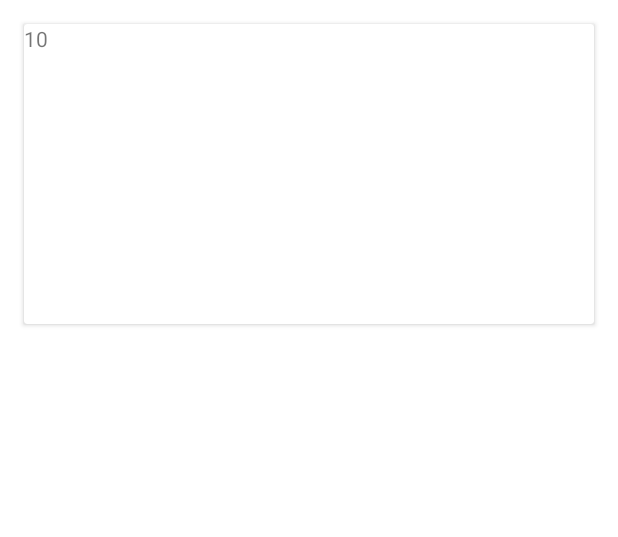
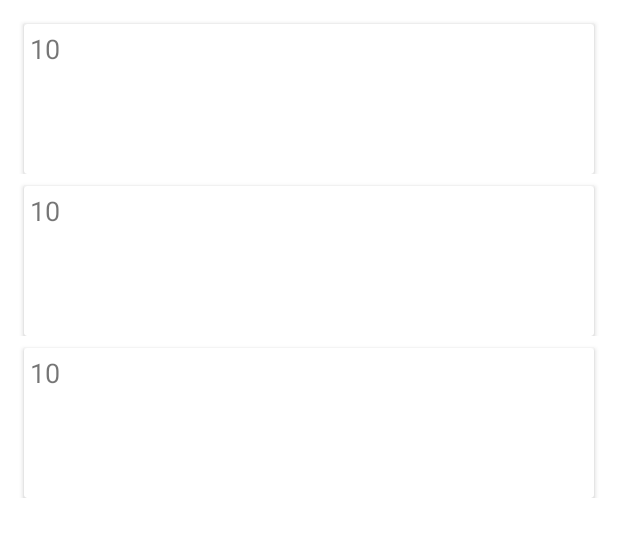
Before and after one commit to darinjswilliams/RecipeFinal, an Android app: the layout activity_main.xml on its own in the app's theme, with its tools: preview values and no code run, on a phone screen of 412 x 824 dp. Shown: the top 537 px of the screen. Run offline under Robolectric (Android 15) with nearby library versions, the phone set to English and light mode, and no system bars.

Commit message:
Update code

```diff
--- /dev/null
+++ b/app/src/main/assets/recipes/pork_chops.txt
@@ -0,0 +1,3 @@
+id=center_cut
+title=Center Cut Pork Chops
+Very tasting
--- /dev/null
+++ b/app/src/main/assets/recipes/turkey_smoked.txt
@@ -0,0 +1,3 @@
+id=smoke_turkey
+title=Smoke Turkey
+Wings and Legs
--- a/app/src/main/res/layout/activity_main.xml
+++ b/app/src/main/res/layout/activity_main.xml
@@ -3,11 +3,10 @@
     xmlns:android="http://schemas.android.com/apk/res/android"
     xmlns:app="http://schemas.android.com/apk/res-auto"
     xmlns:tools="http://schemas.android.com/tools">
-    <data>
-        <variable
-            name="storeProperty"
-            type="com.example.android.recipe.data.model.local.RecipeStore" />
-    </data>
+    <androidx.constraintlayout.widget.ConstraintLayout
+        android:layout_width="match_parent"
+        android:layout_height="match_parent"
+        tools:context=".MainActivity">
 
 <androidx.recyclerview.widget.RecyclerView
     android:id="@+id/recipes"
@@ -15,9 +14,16 @@
     android:layout_height="match_parent"
     android:layout_gravity="center"
     android:padding="8dp"
+    app:layout_constraintEnd_toStartOf="parent"
+    app:layout_constraintBottom_toBottomOf="parent"
+    app:layout_constraintEnd_toEndOf="parent"
+    app:layout_constraintTop_toTopOf="parent"
     android:text="@string/empty"
     tools:text="@string/empty"
     app:layoutManager="androidx.recyclerview.widget.LinearLayoutManager"
-    tools:listitem="@layout/recipe_view_item"
-    tools:context=".MainActivity"/>
+    tools:listitem="@layout/recipe_view_item"/>
+
+    </androidx.constraintlayout.widget.ConstraintLayout>
+
+
 </layout>
--- a/app/src/main/res/layout/recipe_view_item.xml
+++ b/app/src/main/res/layout/recipe_view_item.xml
@@ -11,26 +11,28 @@
     <androidx.constraintlayout.widget.ConstraintLayout
         android:id="@+id/recipe_constraints_id"
         android:layout_width="match_parent"
-        android:layout_height="match_parent">
+        android:layout_height="wrap_content">
 
         <androidx.cardview.widget.CardView
             android:layout_width="match_parent"
-            android:layout_height="200dp"
+            android:layout_height="100dp"
             android:layout_marginStart="8dp"
             android:layout_marginTop="8dp"
             android:layout_marginEnd="8dp"
+            android:background="?attr/selectableItemBackground"
             android:padding="4dp"
-            android:background="?attr/selectableItemBackground"
-            app:layout_constraintEnd_toEndOf="parent"
-            app:layout_constraintStart_toStartOf="parent"
             app:layout_constraintTop_toTopOf="parent">
 
             <TextView
                 android:id="@+id/recipe_id"
-                android:layout_width="wrap_content"
+                android:layout_width="match_parent"
                 android:layout_height="wrap_content"
-                tools:text="@string/recipeId"
-                android:text="@{recipeProperty.id}" />
+                android:background="?attr/selectableItemBackground"
+                android:gravity="center_vertical"
+                android:padding="4dp"
+                android:text="@{recipeProperty.title}"
+                android:textSize="18sp"
+                tools:text="@string/recipeId" />
 
 
         </androidx.cardview.widget.CardView>
```
Also changed, not shown: app/src/main/AndroidManifest.xml (+9 -4 lines), app/src/main/java/com/example/android/recipe/MainActivity.kt (+10 -27 lines), app/src/main/java/com/example/android/recipe/adapter/RecipeAdapter.kt (+17 -40 lines), app/src/main/java/com/example/android/recipe/adapter/RecipeViewHolder.kt (added, +13 -0 lines), app/src/main/java/com/example/android/recipe/ui/recipe/RecipeActivity.kt (added, +23 -0 lines), app/src/main/java/com/example/android/recipe/util/BindingAdapters.kt (deleted, +0 -14 lines), app/src/main/res/layout/activity_recipe.xml (added, +33 -0 lines).
